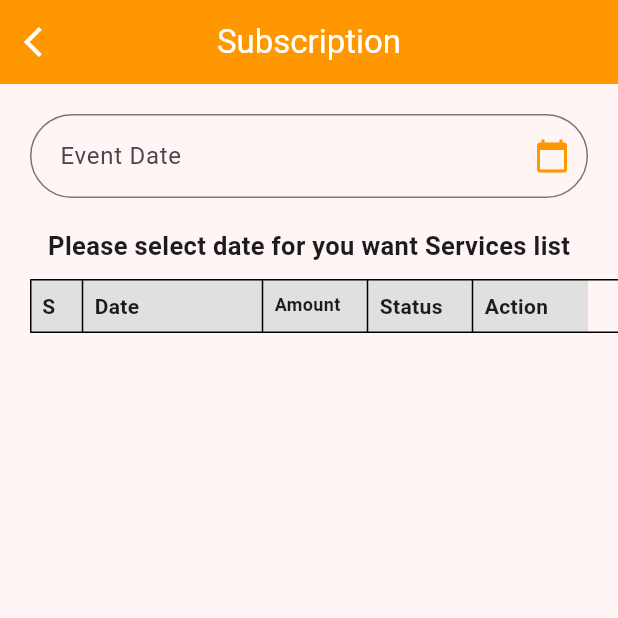
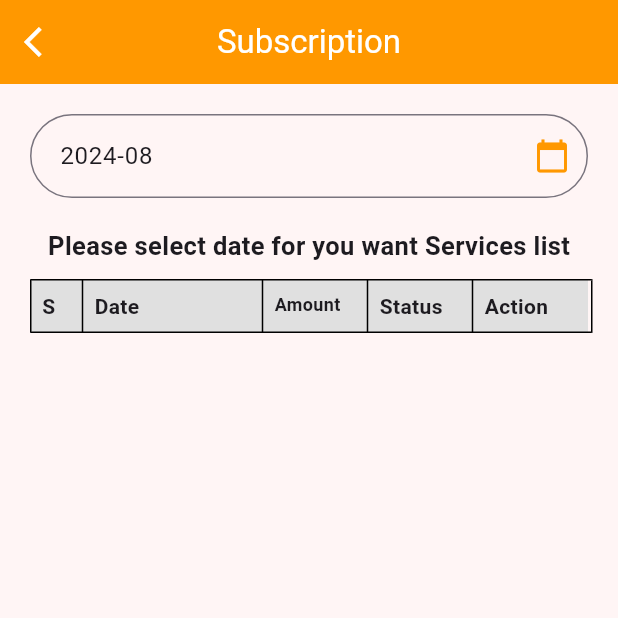
Before and after one commit to sudhirvamsi/Ellostar_App, a Flutter app: the Subscription screen opened directly, on a phone screen of 412 x 824 dp, the top half of it. Run offline on Flutter 3.47's test engine with Material 3 defaults, Android fonts, the phone set to English and light mode, and no system bars; our stand-ins replace animated_splash_screen, curved_navigation_bar, flutter_image_slideshow, flutter_riverpod, flutter_slidable, get and 2 more; missing offline and left inert: intro_screen_onboarding_flutter, razorpay_flutter; accounts and stored records are empty; network calls fail.

Commit message:
updated mahesh code

```diff
--- a/lib/homepages/Subscription.dart
+++ b/lib/homepages/Subscription.dart
@@ -1,5 +1,4 @@
 import 'dart:convert';
-
 import 'package:ellostars/homepages/Subscription_details.dart';
 import 'package:flutter/material.dart';
 import 'package:http/http.dart' as http;
@@ -15,13 +14,21 @@ class Subscription extends StatefulWidget {
 
 class _SubscriptionState extends State<Subscription> {
   List<Map<String, dynamic>> _data = [];
-  DateTime selectedDate = DateTime.now(); // Initialize with current date
+  DateTime selectedDate = DateTime.now();
   String formattedDateTime = '';
+  final TextEditingController _dateController = TextEditingController();
 
   @override
   void initState() {
     super.initState();
+    _dateController.text = DateFormat('yyyy-MM').format(selectedDate);
     getSubscriptions();
+  }
+
+  @override
+  void dispose() {
+    _dateController.dispose();
+    super.dispose();
   }
 
   @override
@@ -50,9 +57,7 @@ class _SubscriptionState extends State<Subscription> {
         child: Column(
           children: [
             TextFormField(
-              controller: TextEditingController(
-                text: formattedDateTime,
-              ),
+              controller: _dateController,
               readOnly: true,
               decoration: InputDecoration(
                 hintText: 'Event Date',
@@ -70,7 +75,6 @@ class _SubscriptionState extends State<Subscription> {
                   borderSide: BorderSide(color: Colors.orange.shade400),
                 ),
               ),
-              onTap: () => _selectDateTime(context),
               validator: (value) {
                 if (value == null || value.isEmpty) {
                   return 'Please select Event Date & Time';
@@ -87,11 +91,11 @@ class _SubscriptionState extends State<Subscription> {
             Container(
               child: Table(
                 columnWidths: {
-                  0: FixedColumnWidth(35), // Width for S.no column
-                  1: FixedColumnWidth(120), // Width for Date column
-                  2: FixedColumnWidth(70), // Width for Amount column
-                  3: FixedColumnWidth(70), // Width for Status column
-                  4: FixedColumnWidth(100), // Width for Action column
+                  0: FixedColumnWidth(35),
+                  1: FixedColumnWidth(120),
+                  2: FixedColumnWidth(70),
+                  3: FixedColumnWidth(70),
+                  4: FixedColumnWidth(80),
                 },
                 border: TableBorder.all(),
                 children: [
@@ -142,30 +146,26 @@ class _SubscriptionState extends State<Subscription> {
                         TableCell(
                           child: Padding(
                             padding: EdgeInsets.all(8),
-                            child: Text((index + 1)
-                                .toString()), // Convert index to string
+                            child: Text((index + 1).toString()),
                           ),
                         ),
                         TableCell(
                           child: Padding(
                             padding: EdgeInsets.all(8),
-                            child: Text(_data[index]['date_time'] ??
-                                ''), // Access 'date' from _data
+                            child: Text(_data[index]['date_time'] ?? ''),
                           ),
                         ),
                         TableCell(
                           child: Padding(
                             padding: EdgeInsets.all(8),
                             child: Text(
-                                _data[index]['final_amount']?.toString() ??
-                                    ''), // Convert to string
+                                _data[index]['final_amount']?.toString() ?? ''),
                           ),
                         ),
                         TableCell(
                           child: Padding(
                             padding: EdgeInsets.all(8),
-                            child: Text(_data[index]['status'] ??
-                                ''), // Access 'status' from _data
+                            child: Text(_data[index]['status'] ?? ''),
                           ),
                         ),
                         TableCell(
@@ -204,7 +204,6 @@ class _SubscriptionState extends State<Subscription> {
   }
 
   Future<void> _selectDateTime(BuildContext context) async {
-    // Select Date
     final DateTime? pickedDate = await showDatePicker(
       context: context,
       initialDate: selectedDate,
@@ -216,6 +215,7 @@ class _SubscriptionState extends State<Subscription> {
       setState(() {
         selectedDate = pickedDate;
         formattedDateTime = DateFormat('yyyy-MM').format(selectedDate);
+        _dateController.text = formattedDateTime;
       });
 
       print('Selected DateTime: $formattedDateTime');
@@ -223,10 +223,11 @@ class _SubscriptionState extends State<Subscription> {
     } else {
       DateTime now = DateTime.now();
       setState(() {
-        formattedDateTime = DateFormat('yyyy-MM-ddTHH:mm').format(now);
+        formattedDateTime = DateFormat('yyyy-MM').format(now);
+        _dateController.text = formattedDateTime;
       });
 
-      print('Selected DateTime: $formattedDateTime');
+      print('No Date Selected, using current DateTime: $formattedDateTime');
     }
   }
 
@@ -260,12 +261,10 @@ class _SubscriptionState extends State<Subscription> {
         print("Subscription: $jsonData");
         List<dynamic> fetchedList = jsonData['lists'];
 
-        // Convert fetchedList to List<Map<String, dynamic>>
         List<Map<String, dynamic>> dataList = List<Map<String, dynamic>>.from(
           fetchedList.map((item) => Map<String, dynamic>.from(item)),
         );
 
-        // Update state variable _data with fetched data
         setState(() {
           _data = dataList;
         });
```
Also changed, not shown: lib/homepages/setting_page.dart (+5 -3 lines), lib/homepages/silver_package.dart (+17 -17 lines).
